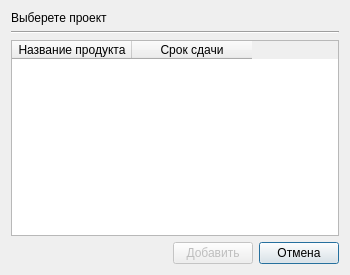
DvaMishkiLapa/StaffMI_client, file ui/add_inproject_dialog.ui: the form before one commit.
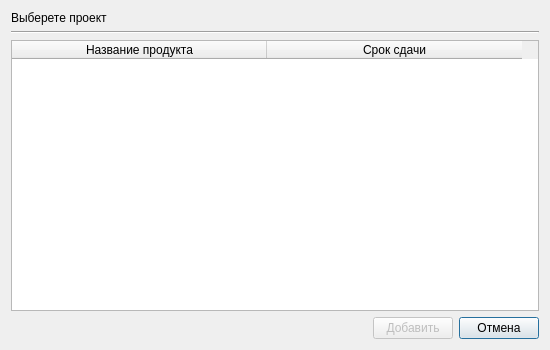
The form after the commit. Icons and pictures are not drawn.

Commit message: Minor interface issues fixed

```diff
--- a/ui/add_inproject_dialog.ui
+++ b/ui/add_inproject_dialog.ui
@@ -9,20 +9,20 @@
    <rect>
     <x>0</x>
     <y>0</y>
-    <width>350</width>
-    <height>275</height>
+    <width>550</width>
+    <height>350</height>
    </rect>
   </property>
   <property name="minimumSize">
    <size>
-    <width>350</width>
-    <height>275</height>
+    <width>550</width>
+    <height>350</height>
    </size>
   </property>
   <property name="maximumSize">
    <size>
-    <width>350</width>
-    <height>275</height>
+    <width>550</width>
+    <height>350</height>
    </size>
   </property>
   <property name="windowTitle">
@@ -95,7 +95,7 @@
       <enum>QAbstractItemView::SelectRows</enum>
      </property>
      <attribute name="horizontalHeaderDefaultSectionSize">
-      <number>120</number>
+      <number>255</number>
      </attribute>
      <column>
       <property name="text">
```
The commit also changes 6 other files.
